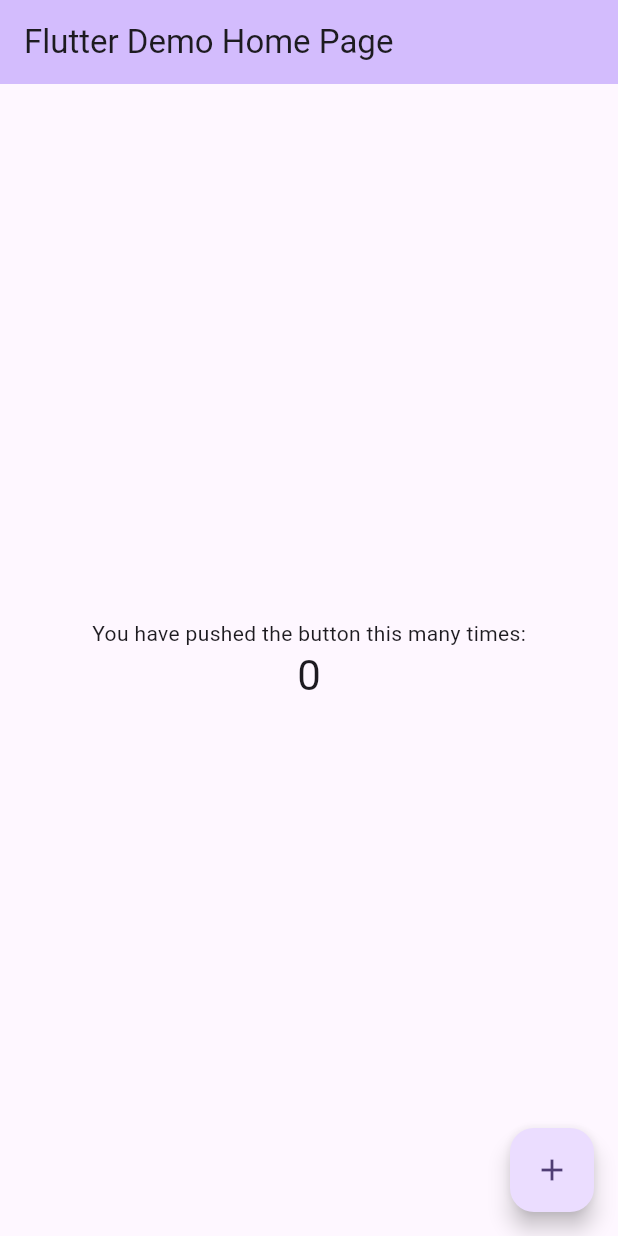
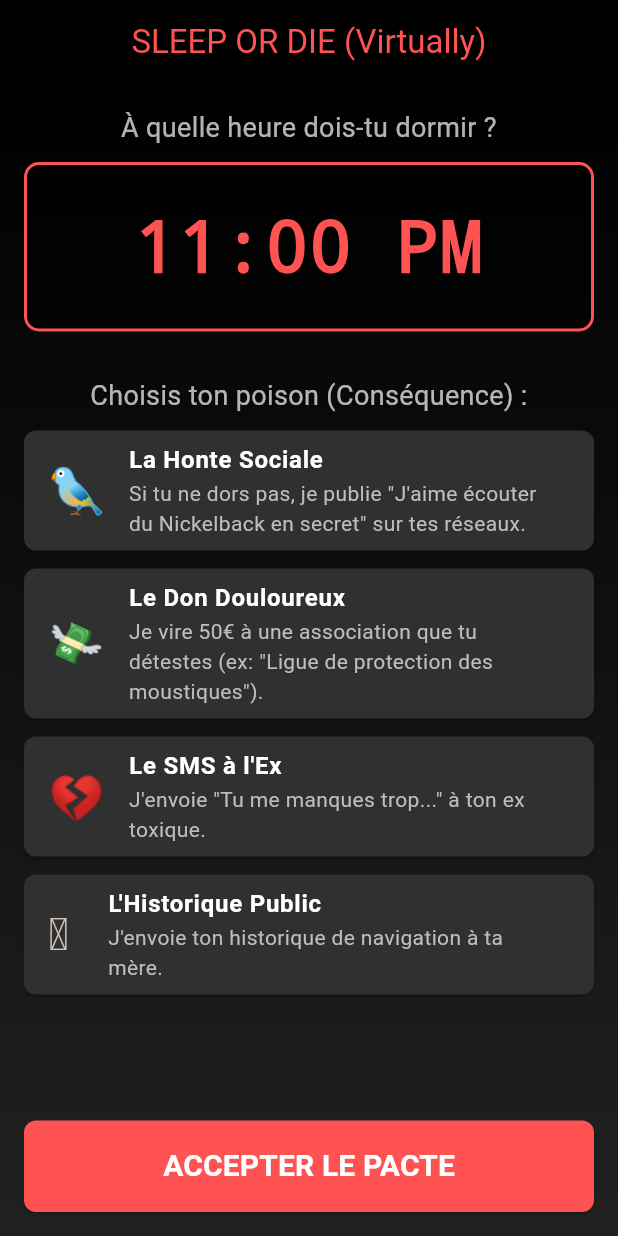
Before and after one commit to could-ai/019af8fc-b63a-71f4-980e-dc590d545ca4, a Flutter app: the screen it shows after launch, on a phone screen of 412 x 824 dp. Run offline on Flutter 3.47's test engine with Material 3 defaults, Android fonts, the phone set to English and light mode, and no system bars.

Commit message:
Created the data model for the blackmail options, including title, description, and the consequence text.; Created the Home Screen where users select their bedtime and the type of blackmail they want to apply. Includes a dark/red theme for a 'dangerous' vibe.; Created the Active Screen which runs the countdown timer. It triggers the penalty if time runs out or allows the user to 'sleep' to save themselves.; Created the Penalty Screen that appears when the user fails to sleep on time. It simulates the execution of the selected blackmail.; Updated main.dart to set up the dark theme and route to the new HomeScreen.

```diff
--- a/usr/lib/main.dart
+++ b/usr/lib/main.dart
@@ -1,4 +1,5 @@
 import 'package:flutter/material.dart';
+import 'package:couldai_user_app/screens/home_screen.dart';
 
 void main() {
   runApp(const MyApp());
@@ -7,117 +8,24 @@ void main() {
 class MyApp extends StatelessWidget {
   const MyApp({super.key});
 
-  // This widget is the root of your application.
   @override
   Widget build(BuildContext context) {
     return MaterialApp(
-      title: 'Flutter Demo',
+      title: 'Sleep Or Die',
       debugShowCheckedModeBanner: false,
       theme: ThemeData(
-        // This is the theme of your application.
-        //
-        // TRY THIS: Try running your application with "flutter run". You'll see
-        // the application has a purple toolbar. Then, without quitting the app,
-        // try changing the seedColor in the colorScheme below to Colors.green
-        // and then invoke "hot reload" (save your changes or press the "hot
-        // reload" button in a Flutter-supported IDE, or press "r" if you used
-        // the command line to start the app).
-        //
-        // Notice that the counter didn't reset back to zero; the application
-        // state is not lost during the reload. To reset the state, use hot
-        // restart instead.
-        //
-        // This works for code too, not just values: Most code changes can be
-        // tested with just a hot reload.
-        colorScheme: ColorScheme.fromSeed(seedColor: Colors.deepPurple),
+        colorScheme: ColorScheme.fromSeed(
+          seedColor: Colors.red,
+          brightness: Brightness.dark,
+        ),
+        useMaterial3: true,
+        scaffoldBackgroundColor: Colors.black,
+        fontFamily: 'Roboto',
       ),
       initialRoute: '/',
       routes: {
-        '/': (context) => const MyHomePage(title: 'Flutter Demo Home Page'),
+        '/': (context) => const HomeScreen(),
       },
     );
   }
 }
-
-class MyHomePage extends StatefulWidget {
-  const MyHomePage({super.key, required this.title});
-
-  // This widget is the home page of your application. It is stateful, meaning
-  // that it has a State object (defined below) that contains fields that affect
-  // how it looks.
-
-  // This class is the configuration for the state. It holds the values (in this
-  // case the title) provided by the parent (in this case the App widget) and
-  // used by the build method of the State. Fields in a Widget subclass are
-  // always marked "final".
-
-  final String title;
-
-  @override
-  State<MyHomePage> createState() => _MyHomePageState();
-}
-
-class _MyHomePageState extends State<MyHomePage> {
-  int _counter = 0;
-
-  void _incrementCounter() {
-    setState(() {
-      // This call to setState tells the Flutter framework that something has
-      // changed in this State, which causes it to rerun the build method below
-      // so that the display can reflect the updated values. If we changed
-      // _counter without calling setState(), then the build method would not be
-      // called again, and so nothing would appear to happen.
-      _counter++;
-    });
-  }
-
-  @override
-  Widget build(BuildContext context) {
-    // This method is rerun every time setState is called, for instance as done
-    // by the _incrementCounter method above.
-    //
-    // The Flutter framework has been optimized to make rerunning build methods
-    // fast, so that you can just rebuild anything that needs updating rather
-    // than having to individually change instances of widgets.
-    return Scaffold(
-      appBar: AppBar(
-        // TRY THIS: Try changing the color here to a specific color (to
-        // Colors.amber, perhaps?) and trigger a hot reload to see the AppBar
-        // change color while the other colors stay the same.
-        backgroundColor: Theme.of(context).colorScheme.inversePrimary,
-        // Here we take the value from the MyHomePage object that was created by
-        // the App.build method, and use it to set our appbar title.
-        title: Text(widget.title),
-      ),
-      body: Center(
-        // Center is a layout widget. It takes a single child and positions it
-        // in the middle of the parent.
-        child: Column(
-          // Column is also a layout widget. It takes a list of children and
-          // arranges them vertically. By default, it sizes itself to fit its
-          // children horizontally, and tries to be as tall as its parent.
-          //
-          // Column has various properties to control how it sizes itself and
-          // how it positions its children. Here we use mainAxisAlignment to
-          // center the children vertically; the main axis here is the vertical
-          // axis because Columns are vertical (the cross axis would be
-          // horizontal).
-          //
-          // TRY THIS: Invoke "debug painting" (choose the "Toggle Debug Paint"
-          // action in the IDE, or press "p" in the console), to see the
-          // wireframe for each widget.
-          mainAxisAlignment: MainAxisAlignment.center,
-          children: <Widget>[
-            const Text('You have pushed the button this many times:'),
-            Text('$_counter', style: Theme.of(context).textTheme.headlineMedium),
-          ],
-        ),
-      ),
-      floatingActionButton: FloatingActionButton(
-        onPressed: _incrementCounter,
-        tooltip: 'Increment',
-        child: const Icon(Icons.add),
-      ), // This trailing comma makes auto-formatting nicer for build methods.
-    );
-  }
-}
--- /dev/null
+++ b/usr/lib/models/blackmail.dart
@@ -0,0 +1,46 @@
+class Blackmail {
+  final String id;
+  final String title;
+  final String description;
+  final String consequenceText;
+  final String iconEmoji;
+
+  Blackmail({
+    required this.id,
+    required this.title,
+    required this.description,
+    required this.consequenceText,
+    required this.iconEmoji,
+  });
+}
+
+final List<Blackmail> blackmailOptions = [
+  Blackmail(
+    id: 'social_shame',
+    title: 'La Honte Sociale',
+    description: 'Si tu ne dors pas, je publie "J\'aime écouter du Nickelback en secret" sur tes réseaux.',
+    consequenceText: 'TWEET ENVOYÉ : "J\'aime écouter du Nickelback en secret et je pleure devant des pubs de lessive."',
+    iconEmoji: '🐦',
+  ),
+  Blackmail(
+    id: 'money_loss',
+    title: 'Le Don Douloureux',
+    description: 'Je vire 50€ à une association que tu détestes (ex: "Ligue de protection des moustiques").',
+    consequenceText: 'VIREMENT EFFECTUÉ : 50€ envoyés à la "Ligue de Protection des Moustiques Tigres".',
+    iconEmoji: '💸',
+  ),
+  Blackmail(
+    id: 'ex_text',
+    title: 'Le SMS à l\'Ex',
+    description: 'J\'envoie "Tu me manques trop..." à ton ex toxique.',
+    consequenceText: 'SMS ENVOYÉ À "EX TOXIQUE" : "Tu me manques trop, on peut se revoir ?"',
+    iconEmoji: '💔',
+  ),
+  Blackmail(
+    id: 'browser_history',
+    title: 'L\'Historique Public',
+    description: 'J\'envoie ton historique de navigation à ta mère.',
+    consequenceText: 'EMAIL ENVOYÉ À MAMAN : "Regarde ce que ton enfant cherche sur Google..."',
+    iconEmoji: '🫣',
+  ),
+];
--- /dev/null
+++ b/usr/lib/screens/home_screen.dart
@@ -0,0 +1,188 @@
+import 'package:flutter/material.dart';
+import 'package:couldai_user_app/models/blackmail.dart';
+import 'package:couldai_user_app/screens/active_screen.dart';
+
+class HomeScreen extends StatefulWidget {
+  const HomeScreen({super.key});
+
+  @override
+  State<HomeScreen> createState() => _HomeScreenState();
+}
+
+class _HomeScreenState extends State<HomeScreen> {
+  TimeOfDay _selectedTime = const TimeOfDay(hour: 23, minute: 0);
+  Blackmail? _selectedBlackmail;
+
+  Future<void> _selectTime(BuildContext context) async {
+    final TimeOfDay? picked = await showTimePicker(
+      context: context,
+      initialTime: _selectedTime,
+      builder: (context, child) {
+        return Theme(
+          data: Theme.of(context).copyWith(
+            timePickerTheme: TimePickerThemeData(
+              backgroundColor: Colors.grey[900],
+              hourMinuteTextColor: Colors.redAccent,
+              dayPeriodTextColor: Colors.white,
+              dialHandColor: Colors.redAccent,
+              dialBackgroundColor: Colors.grey[800],
+            ),
+          ),
+          child: child!,
+        );
+      },
+    );
+    if (picked != null && picked != _selectedTime) {
+      setState(() {
+        _selectedTime = picked;
+      });
+    }
+  }
+
+  void _startSession() {
+    if (_selectedBlackmail == null) {
+      ScaffoldMessenger.of(context).showSnackBar(
+        const SnackBar(
+          content: Text('Choisis une punition d\'abord !'),
+          backgroundColor: Colors.red,
+        ),
+      );
+      return;
+    }
+
+    Navigator.push(
+      context,
+      MaterialPageRoute(
+        builder: (context) => ActiveScreen(
+          targetTime: _selectedTime,
+          blackmail: _selectedBlackmail!,
+        ),
+      ),
+    );
+  }
+
+  @override
+  Widget build(BuildContext context) {
+    return Scaffold(
+      appBar: AppBar(
+        title: const Text('SLEEP OR DIE (Virtually)'),
+        centerTitle: true,
+        backgroundColor: Colors.black,
+        foregroundColor: Colors.redAccent,
+        elevation: 0,
+      ),
+      body: Container(
+        decoration: BoxDecoration(
+          gradient: LinearGradient(
+            begin: Alignment.topCenter,
+            end: Alignment.bottomCenter,
+            colors: [Colors.black, Colors.grey[900]!],
+          ),
+        ),
+        child: Padding(
+          padding: const EdgeInsets.all(16.0),
+          child: Column(
+            crossAxisAlignment: CrossAxisAlignment.stretch,
+            children: [
+              const Text(
+                'À quelle heure dois-tu dormir ?',
+                style: TextStyle(color: Colors.white70, fontSize: 18),
+                textAlign: TextAlign.center,
+              ),
+              const SizedBox(height: 10),
+              GestureDetector(
+                onTap: () => _selectTime(context),
+                child: Container(
+                  padding: const EdgeInsets.symmetric(vertical: 20),
+                  decoration: BoxDecoration(
+                    border: Border.all(color: Colors.redAccent, width: 2),
+                    borderRadius: BorderRadius.circular(10),
+                    color: Colors.black54,
+                  ),
+                  child: Text(
+                    _selectedTime.format(context),
+                    textAlign: TextAlign.center,
+                    style: const TextStyle(
+                      fontSize: 48,
+                      fontWeight: FontWeight.bold,
+                      color: Colors.redAccent,
+                      fontFamily: 'Courier', // Monospaced look
+                    ),
+                  ),
+                ),
+              ),
+              const SizedBox(height: 30),
+              const Text(
+                'Choisis ton poison (Conséquence) :',
+                style: TextStyle(color: Colors.white70, fontSize: 18),
+                textAlign: TextAlign.center,
+              ),
+              const SizedBox(height: 10),
+              Expanded(
+                child: ListView.builder(
+                  itemCount: blackmailOptions.length,
+                  itemBuilder: (context, index) {
+                    final option = blackmailOptions[index];
+                    final isSelected = _selectedBlackmail?.id == option.id;
+                    return Card(
+                      color: isSelected ? Colors.redAccent.withOpacity(0.2) : Colors.grey[850],
+                      shape: RoundedRectangleBorder(
+                        side: BorderSide(
+                          color: isSelected ? Colors.redAccent : Colors.transparent,
+                          width: 2,
+                        ),
+                        borderRadius: BorderRadius.circular(8),
+                      ),
+                      margin: const EdgeInsets.only(bottom: 12),
+                      child: ListTile(
+                        leading: Text(
+                          option.iconEmoji,
+                          style: const TextStyle(fontSize: 30),
+                        ),
+                        title: Text(
+                          option.title,
+                          style: const TextStyle(
+                            color: Colors.white,
+                            fontWeight: FontWeight.bold,
+                          ),
+                        ),
+                        subtitle: Text(
+                          option.description,
+                          style: TextStyle(color: Colors.grey[400]),
+                        ),
+                        onTap: () {
+                          setState(() {
+                            _selectedBlackmail = option;
+                          });
+                        },
+                        trailing: isSelected
+                            ? const Icon(Icons.check_circle, color: Colors.redAccent)
+                            : null,
+                      ),
+                    );
+                  },
+                ),
+              ),
+              const SizedBox(height: 20),
+              ElevatedButton(
+                onPressed: _startSession,
+                style: ElevatedButton.styleFrom(
+                  backgroundColor: Colors.redAccent,
+                  foregroundColor: Colors.white,
+                  padding: const EdgeInsets.symmetric(vertical: 16),
+                  shape: RoundedRectangleBorder(
+                    borderRadius: BorderRadius.circular(8),
+                  ),
+                ),
+                child: const Text(
+                  'ACCEPTER LE PACTE',
+                  style: TextStyle(fontSize: 20, fontWeight: FontWeight.bold),
+                ),
+              ),
+            ],
+          ),
+        ),
+      ),
+    );
+  }
+}
```
Also changed, not shown: usr/lib/screens/active_screen.dart (added, +216 -0 lines), usr/lib/screens/penalty_screen.dart (added, +91 -0 lines).
